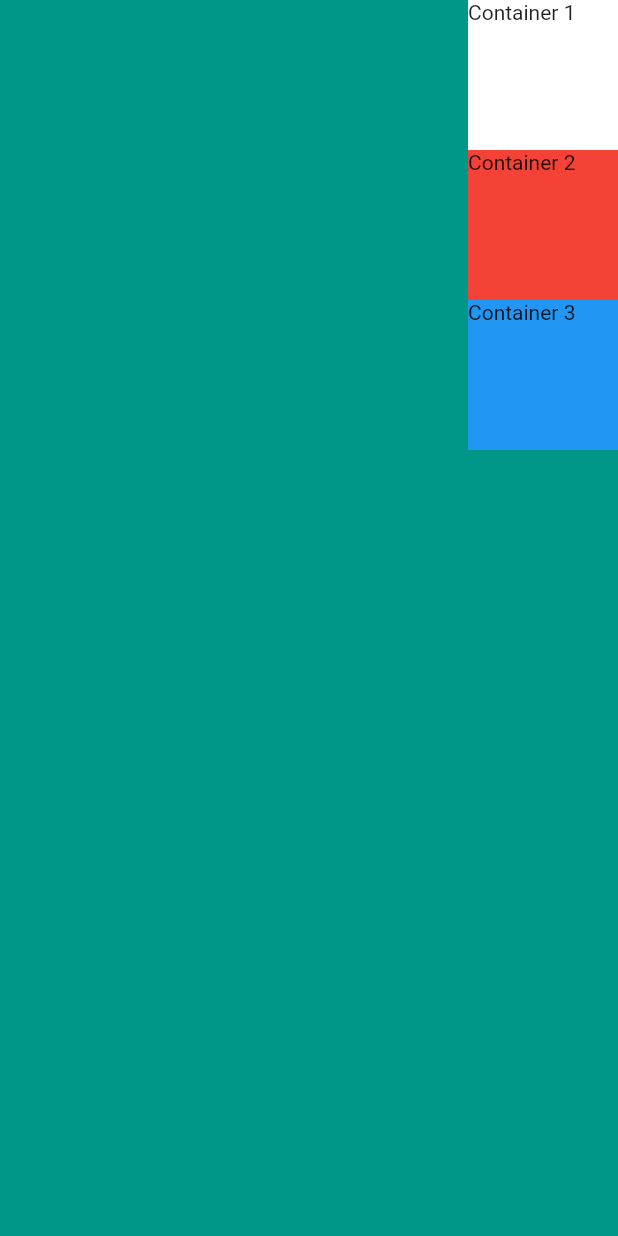
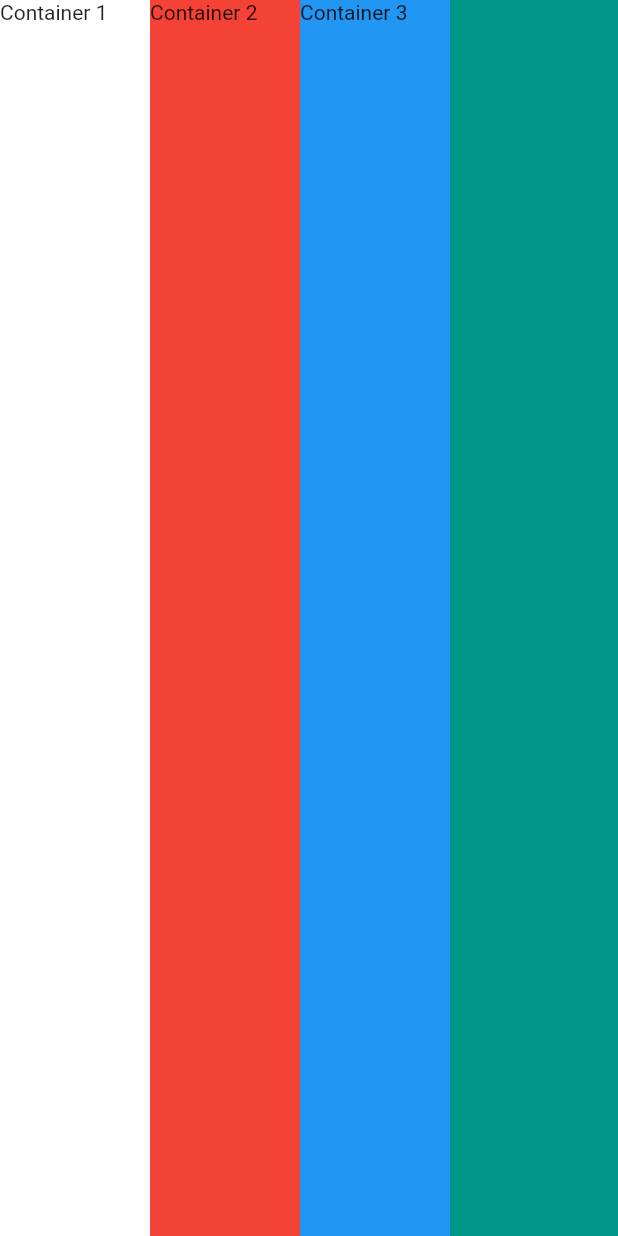
Before and after one commit to iamsaqibs/My-Business-Card, a Flutter app: the screen it shows after launch, on a phone screen of 412 x 824 dp. Run offline on Flutter 3.47's test engine with Material 2 defaults, Android fonts, the phone set to English and light mode, and no system bars.

Commit message:
Row: Everything is same as columns

```diff
--- a/lib/main.dart
+++ b/lib/main.dart
@@ -9,8 +9,8 @@ class MyApp extends StatelessWidget {
       home: Scaffold(
         backgroundColor: Colors.teal,
         body: SafeArea(
-            child: Column(
-              crossAxisAlignment: CrossAxisAlignment.end,
+            child: Row(
+              crossAxisAlignment: CrossAxisAlignment.stretch,
               children: <Widget>[
                 Container(
                   height: 100,
@@ -30,9 +30,9 @@ class MyApp extends StatelessWidget {
                   child: Text('Container 3'),
                   color: Colors.blue,
                 ),
-                Container(
-                  width: double.infinity,
-                )
+                // Container(
+                //   width: double.infinity,
+                // )
               ],
             ),
           ),
```
